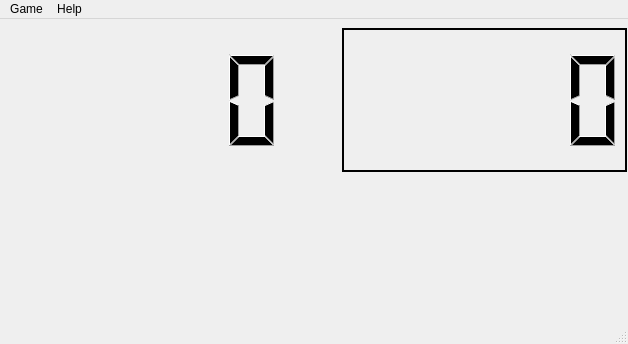
The window that mainwindow.ui (Filan-glitch/MinesweeperPlusPlus) describes before a commit, drawn with Qt 5.
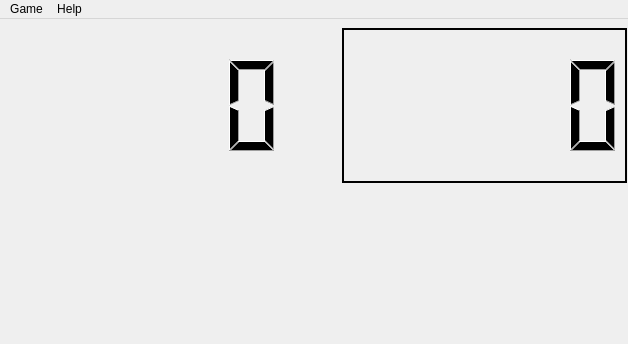
The same window after the commit. Icons and pictures are not drawn.

Patch:
```diff
--- a/mainwindow.ui
+++ b/mainwindow.ui
@@ -271,7 +271,6 @@
    <addaction name="menuGame"/>
    <addaction name="menuHelo"/>
   </widget>
-  <widget class="QStatusBar" name="statusbar"/>
   <action name="actionAbout">
    <property name="text">
     <string>About...</string>
```
Left out of the diff: 2 changed lines with no effect on the pictures.
